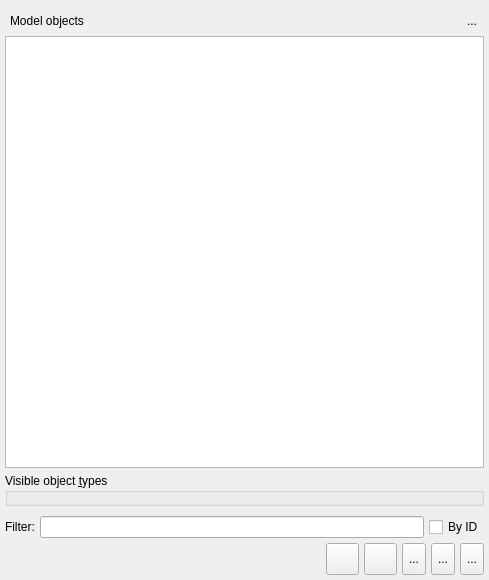
Qt form libs/libgui/ui/widgets/modelobjectswidget.ui (pgmodeler/pgmodeler) before a commit.
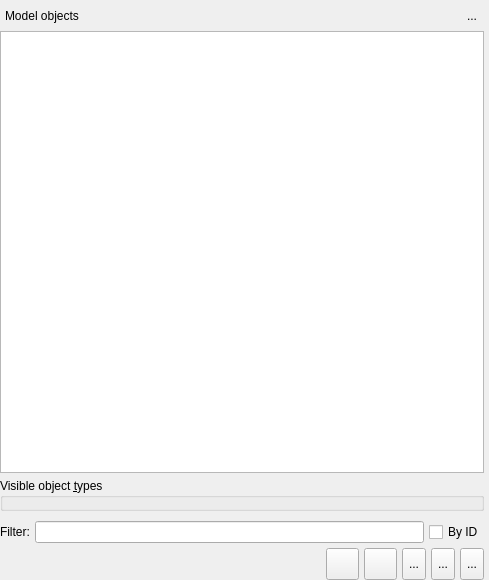
The same form after that commit. Icons and pictures are not drawn.

The edit to the form file:
```diff
--- a/libs/libgui/ui/widgets/modelobjectswidget.ui
+++ b/libs/libgui/ui/widgets/modelobjectswidget.ui
@@ -43,7 +43,7 @@
   </property>
   <layout class="QGridLayout" name="gridLayout_5">
    <property name="leftMargin">
-    <number>5</number>
+    <number>0</number>
    </property>
    <property name="topMargin">
     <number>5</number>
@@ -52,7 +52,7 @@
     <number>5</number>
    </property>
    <property name="bottomMargin">
-    <number>5</number>
+    <number>0</number>
    </property>
    <property name="spacing">
     <number>5</number>
@@ -425,7 +425,7 @@
        <number>5</number>
       </property>
       <property name="topMargin">
-       <number>5</number>
+       <number>0</number>
       </property>
       <property name="rightMargin">
        <number>0</number>
```
Left out of the diff: 2 changed lines with no effect on the pictures.
